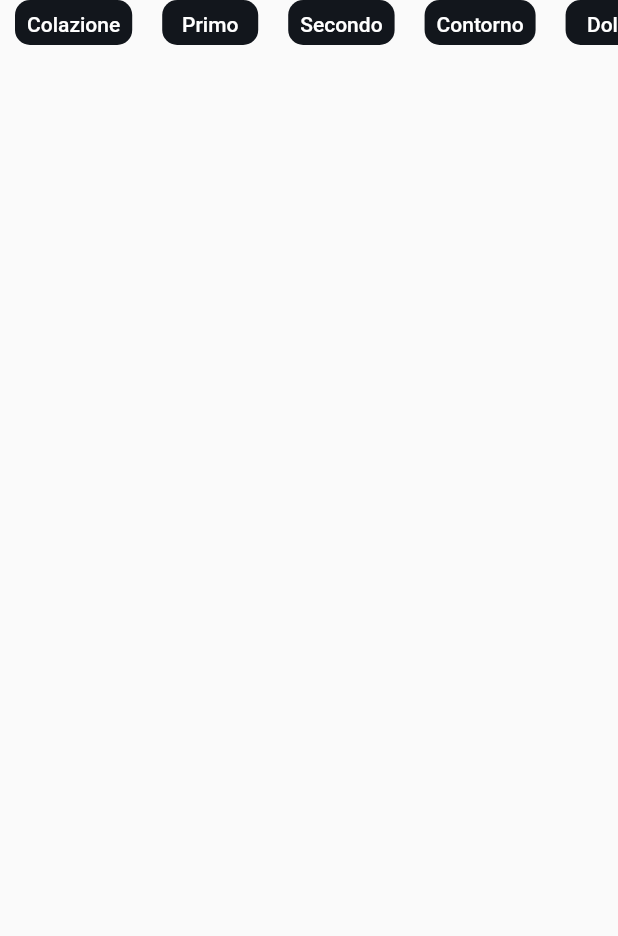
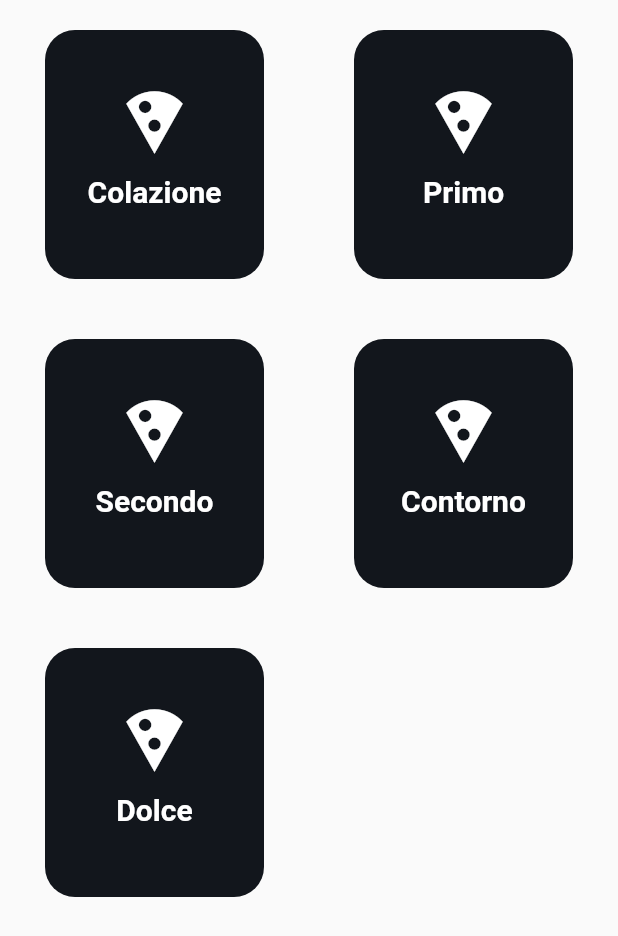
Before and after one commit to mitegj/food_match, a Flutter app: the FilterHeader widget shown alone on an empty page, opened directly, on a phone screen of 412 x 824 dp. Shown: the top 936 px of the screen. Run offline on Flutter 3.47's test engine with Material 2 defaults, Android fonts, the phone set to English and light mode, and no system bars; our stand-ins replace cloud_firestore, firebase_auth, firebase_core, firebase_remote_config, flutter_spinkit, get and 4 more; accounts and stored records are empty.

Commit message:
Filter page new

```diff
--- a/lib/widgets/global_input/arrow_header.dart
+++ b/lib/widgets/global_input/arrow_header.dart
@@ -11,7 +11,7 @@ class ArrowHeader extends StatelessWidget {
     var mediaQuery = MediaQuery.of(context);
     return Container(
       height: mediaQuery.size.height,
-      padding: const EdgeInsets.all(20),
+      padding: const EdgeInsets.all(3),
       color: theme.backgroundColor,
       child: Row(
         mainAxisAlignment: MainAxisAlignment.spaceBetween,
@@ -20,7 +20,7 @@ class ArrowHeader extends StatelessWidget {
             alignment: Alignment.centerLeft,
             child: Container(
               decoration: BoxDecoration(
-                  color: UIColors.detailBlack,
+                  color: UIColors.black,
                   borderRadius: BorderRadius.circular(15)),
               child: IconButton(
                 icon: Icon(
--- a/lib/widgets/home/filters_header.dart
+++ b/lib/widgets/home/filters_header.dart
@@ -9,32 +9,53 @@ class FilterHeader extends StatelessWidget {
   FilterHeader({Key? key}) : super(key: key);
 
   static List<int> listFilters = [];
-
   List<Widget> getFilters() {
     MenuController _menuController = Get.put<MenuController>(MenuController());
     List<Widget> filters = [];
     DishType.values.forEach((el) {
       filters.add(Padding(
         padding: const EdgeInsets.only(right: 10.0, left: 10),
-        child: Container(
-          height: 30,
-          decoration: BoxDecoration(
-              color: listFilters.contains(el.index)
-                  ? UIColors.violet
-                  : UIColors.detailBlack,
-              borderRadius: BorderRadius.circular(10)),
-          child: TextButton(
-              onPressed: () => {
+        child: InkWell(
+          onTap: () => {
             (!listFilters.contains(el.index))
                 ? listFilters.add(el.index)
                 : listFilters.remove(el.index),
             //if (listFilters.length == 0) listFilters.add(-1),
             _menuController.getMenuList(listFilters)
           },
+          child: Container(
+            margin: EdgeInsets.all(20),
+            height: 150,
+            width: 150,
+            decoration: BoxDecoration(
+                color: listFilters.contains(el.index)
+                    ? UIColors.darkPurple
+                    : UIColors.detailBlack,
+                borderRadius: BorderRadius.circular(20)),
+            child: Align(
+              alignment: Alignment.center,
+              child: Column(
+                mainAxisAlignment: MainAxisAlignment.center,
+                children: <Widget>[
+                  Icon(
+                    Icons.local_pizza,
+                    color: UIColors.white,
+                    size: 50,
+                  ),
+                  Padding(
+                    padding: const EdgeInsets.all(10.0),
                     child: Text(
-                describeEnum(el),
-                style: TextStyle(color: Colors.white),
-              )),
+                      el.name.toString(),
+                      style: TextStyle(
+                          color: Colors.white,
+                          fontWeight: FontWeight.w600,
+                          fontSize: 20),
+                    ),
+                  )
+                ],
+              ),
+            ),
+          ),
         ),
       ));
     });
@@ -43,11 +64,11 @@ class FilterHeader extends StatelessWidget {
 
   @override
   Widget build(BuildContext context) {
-    return SingleChildScrollView(
-      scrollDirection: Axis.horizontal,
-      child: Row(
+    return Expanded(
+        flex: 5,
+        child: GridView.count(
+          crossAxisCount: 2,
           children: getFilters(),
-      ),
-    );
+        ));
   }
 }
```
Also changed, not shown: lib/screens/homepage.dart (+6 -10 lines), lib/widgets/home/filters.dart (added, +57 -0 lines), lib/widgets/home/home_header.dart (+20 -1 lines), lib/widgets/inventory/inventory_page.dart (+16 -10 lines). Lines whose indentation alone changed are shown as unchanged.
